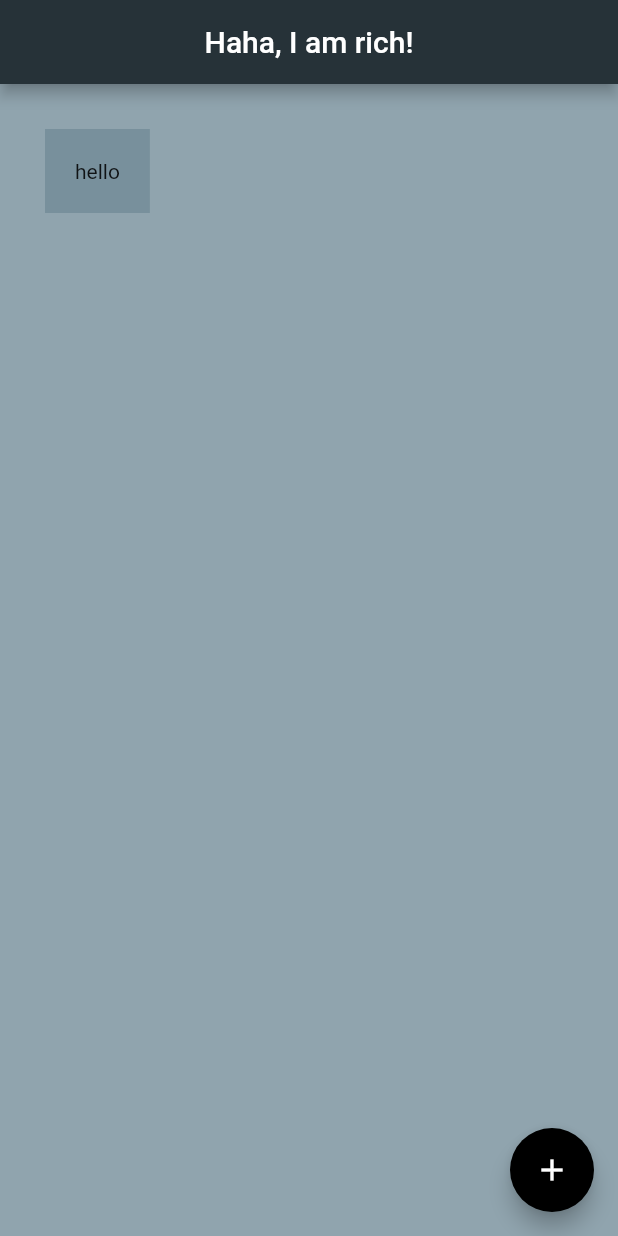
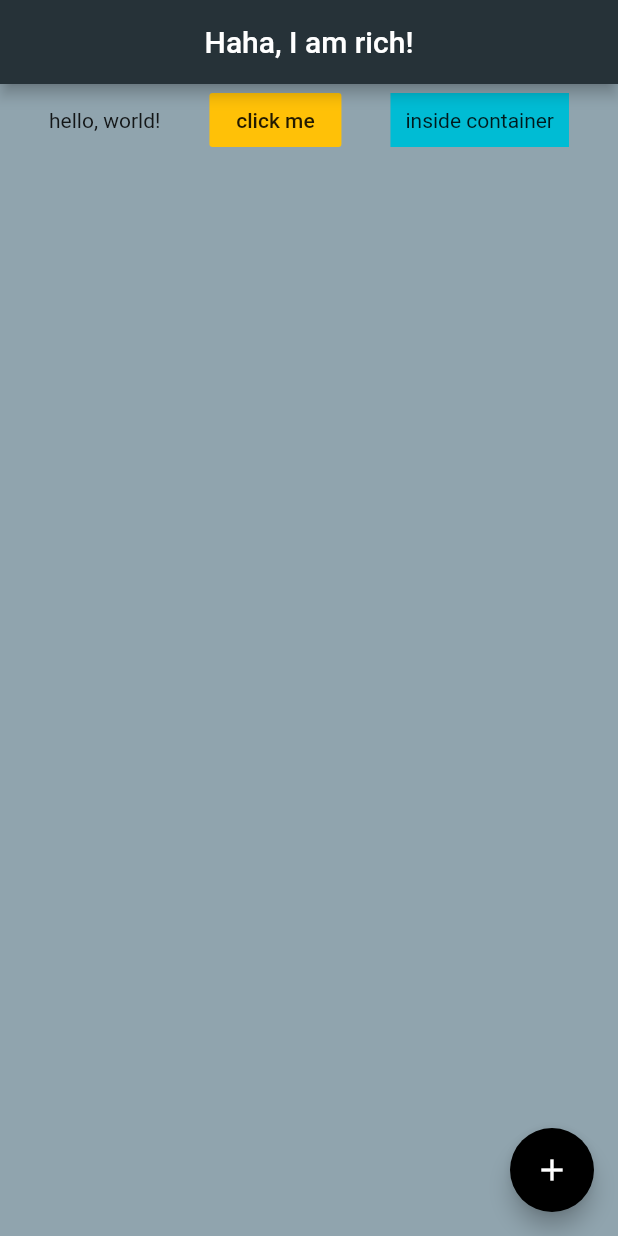
Before and after one commit to deadpanther/flutterExercise, a Flutter app: the screen it shows after launch, on a phone screen of 412 x 824 dp. Run offline on Flutter 3.47's test engine with Material 2 defaults, Android fonts, the phone set to English and light mode, and no system bars.

Commit message:
Learnt and implemented rows

```diff
--- a/lib/main.dart
+++ b/lib/main.dart
@@ -16,11 +16,22 @@ class Home extends StatelessWidget {
         centerTitle: true,
         backgroundColor: Colors.blueGrey[900],
       ),
-      body: Container(
-        padding: EdgeInsets.all(20.0),
-        margin: EdgeInsets.all(30.0),
-        color: Colors.blueGrey[400],
-        child: Text('hello'),
+      body: Row(
+        mainAxisAlignment: MainAxisAlignment.spaceEvenly,
+        crossAxisAlignment: CrossAxisAlignment.center,
+        children: <Widget>[
+          Text('hello, world!'),
+          FlatButton(
+            onPressed: () {},
+            color: Colors.amber,
+            child: Text('click me'),
+          ),
+          Container(
+            color: Colors.cyan,
+            padding: EdgeInsets.all(10),
+            child: Text('inside container'),
+          )
+        ],
       ),
       floatingActionButton: FloatingActionButton(
         tooltip: 'Add', // used by assistive technologies
```
